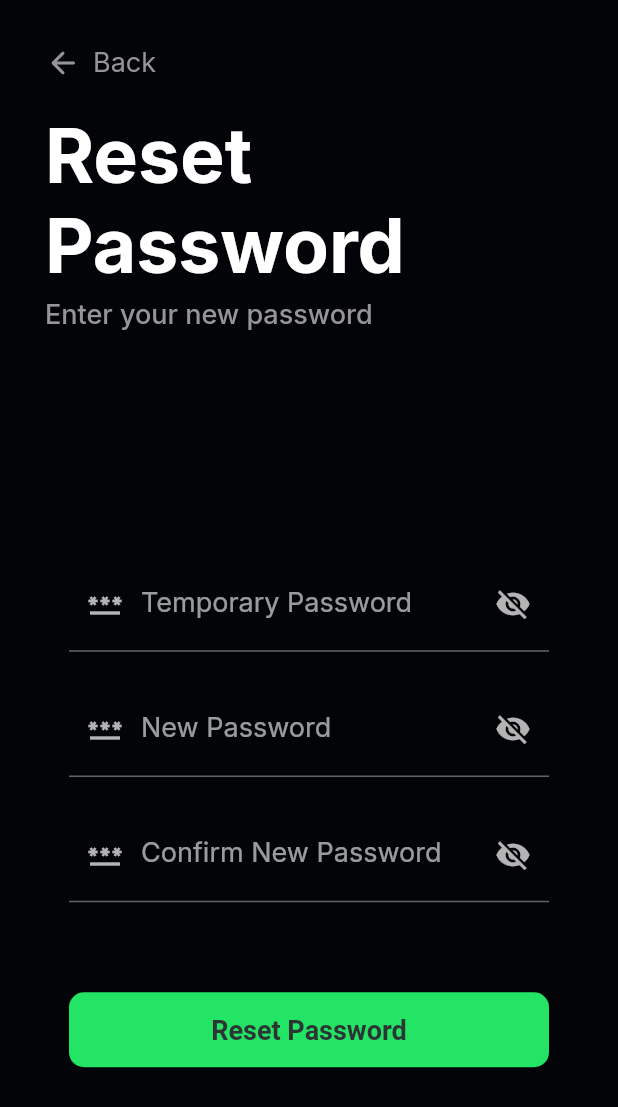
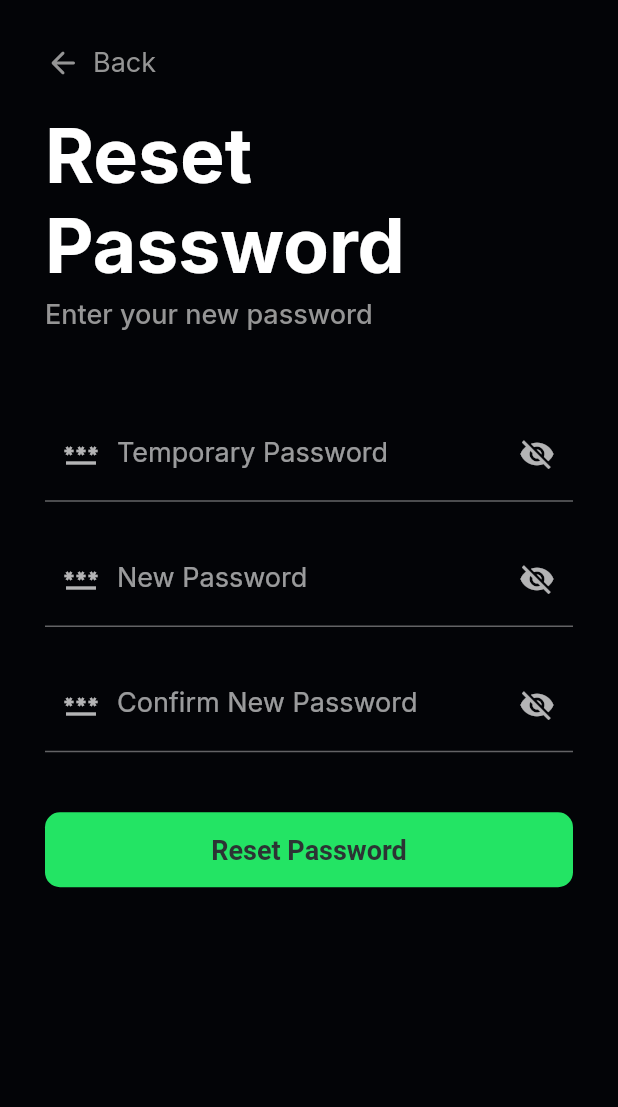
Before and after one commit to delta/dalal-street-client, a Flutter app: the ChangePasswordPage screen opened by its route, on a phone screen of 412 x 824 dp. Shown: the top 1107 px of the screen. Run offline on Flutter 3.47's test engine with Material 2 defaults, Android fonts, the phone set to English and light mode, and no system bars; drawn by our look-alikes of reactive_forms; our stand-ins replace bloc, charts_flutter, equatable, fixnum, flutter_bloc, flutter_spinbox and 11 more; missing offline and left inert: clipboard, dart:html, dart:js, grpc, interactive_chart, path_to_regexp and 1 more; statements that could not run were skipped.

Commit message:
[done] reset page web ui

```diff
--- a/lib/pages/auth/change_password_page.dart
+++ b/lib/pages/auth/change_password_page.dart
@@ -1,8 +1,10 @@
 import 'package:dalal_street_client/blocs/auth/change_password/change_password_cubit.dart';
 import 'package:dalal_street_client/components/dalal_back_button.dart';
 import 'package:dalal_street_client/components/fill_max_height_scroll_view.dart';
+import 'package:dalal_street_client/components/loading.dart';
 import 'package:dalal_street_client/components/reactive_password_field.dart';
 import 'package:dalal_street_client/models/snackbar/snackbar_type.dart';
+import 'package:dalal_street_client/theme/colors.dart';
 import 'package:dalal_street_client/utils/form_validation.dart';
 import 'package:dalal_street_client/utils/snackbar.dart';
 import 'package:flutter/material.dart';
@@ -36,8 +38,26 @@ class ChangePasswordPage extends StatelessWidget {
             },
             builder: (context, state) {
               if (state is ChangePasswordLoading) {
-                return const Center(child: CircularProgressIndicator());
+                return const Center(child: DalalLoadingBar());
               }
+
+              var screenwidth = MediaQuery.of(context).size.width;
+
+              if (screenwidth > 1000) {
+                return Container(
+                  decoration: BoxDecoration(
+                    border: Border.all(color: secondaryColor, width: 2),
+                    borderRadius: const BorderRadius.all(Radius.circular(10)),
+                  ),
+                  child: body(),
+                  margin: EdgeInsets.fromLTRB(
+                      screenwidth * 0.35,
+                      screenwidth * 0.03,
+                      screenwidth * 0.35,
+                      screenwidth * 0.125),
+                );
+              }
+
               return body();
             },
           ),
@@ -50,7 +70,7 @@ class ChangePasswordPage extends StatelessWidget {
           child: Column(
             children: [
               header(context),
-              const SizedBox(height: 150),
+              const SizedBox(height: 50),
               form(context),
             ],
           ),
@@ -75,7 +95,6 @@ class ChangePasswordPage extends StatelessWidget {
       );
 
   Widget form(BuildContext context) => SizedBox(
-        width: 320,
         child: ReactiveForm(
           formGroup: formGroup,
           child: Column(
@@ -97,7 +116,6 @@ class ChangePasswordPage extends StatelessWidget {
                 label: 'Confirm New Password',
                 validation: passwordValidation('confirm new password'),
               ),
-              const SizedBox(height: 20),
               const SizedBox(height: 40),
               SizedBox(
                 width: double.infinity,
--- a/lib/pages/auth/check_mail_page.dart
+++ b/lib/pages/auth/check_mail_page.dart
@@ -32,7 +32,6 @@ class CheckMailPage extends StatelessWidget {
               if (screenwidth > 1000) {
                 return Container(
                   decoration: BoxDecoration(
-                      // color: baseColor,
                       border: Border.all(color: secondaryColor, width: 2),
                       borderRadius:
                           const BorderRadius.all(Radius.circular(10))),
```
